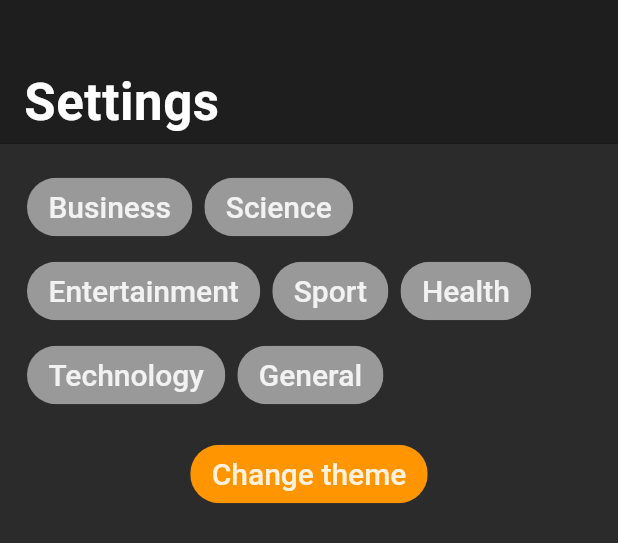
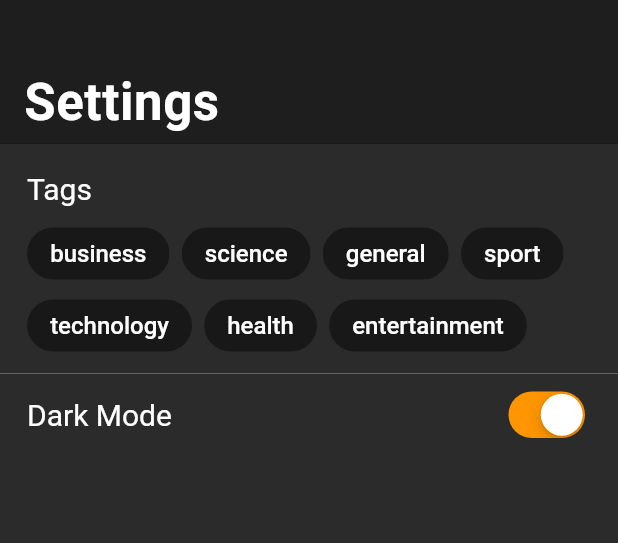
Before and after one commit to ruan65/popular_news, a Flutter app: the SettingsScreenView widget shown alone on an empty page, opened directly, on a phone screen of 412 x 824 dp. Shown: the top 543 px of the screen. Run offline on Flutter 3.47's test engine with Material 2 defaults, Android fonts, the phone set to English and light mode, and no system bars; our stand-ins replace cached_network_image, cloud_firestore, share, shared_preferences, sqflite, webview_flutter; missing offline and left inert: launch_review; accounts and stored records are empty; network calls fail; statements that could not run were skipped.

```diff
--- a/lib/models/Item_model.dart
+++ b/lib/models/Item_model.dart
@@ -41,13 +41,10 @@ class Article {
 
   Article.fromMap(map) {
     _source = {"name": map["name"]};
-    _author = "nothing";
     _title = map["title"];
-    _description = "nothing";
     _url = map["url"];
     _urlToImage = map["urlToImage"];
     _publishedAt = map["publishedAt"];
-    _content = map["content"];
   }
 
   get source => _source;
--- a/lib/screens/abstracts/abstract_mutator.dart
+++ b/lib/screens/abstracts/abstract_mutator.dart
@@ -13,6 +13,7 @@ abstract class AbstractMutator {
   }
 
   getNews() async {
+    //state.broadcaster.add(null);
     state.cashedArticles = {};
     final themes = (await provider.prefs).getStringList('themes') ?? [];
     if (themes.isNotEmpty) {
--- a/lib/screens/settings_screen_element/settings_screen_mutator.dart
+++ /dev/null
@@ -1,27 +0,0 @@
-import 'package:shared_preferences/shared_preferences.dart';
-import 'package:clean_news_ai/provider/provider.dart';
-import 'settings_screen_state.dart';
-
-class SettingsScreenMutator {
-  final SettingsScreenState state;
-  SettingsScreenMutator(this.state);
-
-  getSelectedThemes() async {
-    final themes = (await provider.prefs).getStringList("themes");
-    if(themes == null) (await provider.prefs).setStringList("themes", []);
-    state.broadcaster.add(themes ?? []);
-    return themes ?? [];
-  }
-
-  changeThemes({bool isRemove, String theme})async {
-    final List themes = (await provider.prefs).getStringList("themes");
-    if(themes == null) (await provider.prefs).setStringList("themes", []);
-    isRemove ? themes.remove(theme) : themes.add(theme);
-    themes.sort();
-    state.broadcaster.add(themes ?? []);
-    (await provider.prefs).setStringList("themes", themes);
-  }
-
-}
-
-final mutator = SettingsScreenMutator(state);
--- a/lib/screens/settings_screen_element/settings_screen_view.dart
+++ b/lib/screens/settings_screen_element/settings_screen_view.dart
@@ -1,27 +1,29 @@
 import 'package:clean_news_ai/main.dart';
 import 'package:clean_news_ai/screens/main_screen_element/main_screen_mutator.dart';
-import 'package:clean_news_ai/ui_elements/empty_box.dart';
 import 'package:flutter/cupertino.dart';
 import 'package:flutter/material.dart';
 import 'package:clean_news_ai/provider/provider.dart';
 import 'package:clean_news_ai/screens/main_screen_element/main_screen_view.dart';
-import 'settings_screen_mutator.dart';
-import 'settings_screen_state.dart';
 
-class SettingsScreenView extends StatelessWidget {
-  SettingsScreenView() {
-    mutator.getSelectedThemes();
+class SettingsScreenView extends StatefulWidget {
+  createState() => SettingsScreenState();
 }
 
-  final settingsItems = [
-    "Business",
-    "Science",
-    "Entertainment",
-    "Sport",
-    "Health",
-    "Technology",
-    "General",
+class SettingsScreenState extends State<SettingsScreenView> {
+  var settingsItems = [
+    SettingsChip("business", false),
+    SettingsChip("science", false),
+    SettingsChip("general", false),
+    SettingsChip("sport", false),
+    SettingsChip("technology", false),
+    SettingsChip("health", false),
+    SettingsChip("entertainment", false)
   ];
+
+  initState() {
+    super.initState();
+    getSelectedThemes();
+  }
 
   build(context) {
     return CupertinoTabView(builder: (context) {
@@ -29,73 +31,115 @@ class SettingsScreenView extends StatelessWidget {
         CupertinoSliverNavigationBar(
           largeTitle: const Text("Settings"),
         ),
-        StreamBuilder(
-            stream: state.selectedThemes,
-            builder: (context, snapshot) {
-              return SliverPadding(
-                padding: EdgeInsets.all(18.0),
+        SliverPadding(
+          padding: EdgeInsets.only(left: 18.0, top: 18.0, bottom: 8.0),
+          sliver: SliverToBoxAdapter(
+            child: Text("Tags",
+                style: TextStyle(
+                    fontSize: 20,
+                    color: lightTheme ? Colors.black : Colors.white)),
+          ),
+        ),
+        SliverPadding(
+          padding: EdgeInsets.only(left: 18.0),
           sliver: SliverToBoxAdapter(
             child: Wrap(
                 spacing: 8.0,
-                    runSpacing: 8.0,
-                    children: snapshot.hasData
-                        ? settingsItems.map((theme) {
+                children: settingsItems.map((item) {
                   return ActionChip(
                     padding: EdgeInsets.all(8.0),
-                              shadowColor: CupertinoColors.activeOrange,
+                    //shape: ShapeBorder.lerp(a, b, t),
+                    shadowColor: lightTheme
+                        ? CupertinoColors.activeBlue
+                        : CupertinoColors.activeOrange,
                     onPressed: () async {
-                                final themes =
-                                    await mutator.getSelectedThemes();
-                                themes.contains(theme.toLowerCase())
-                                    ? await mutator
-                                        .changeThemes(isRemove: true, theme: theme.toLowerCase())
-                                    : await mutator
-                                        .changeThemes(isRemove: false, theme: theme.toLowerCase());
+                      item.isSelected
+                          ? await changeThemes(isRemove: true, theme: item.name)
+                          : await changeThemes(
+                              isRemove: false, theme: item.name);
+                      setState(() {
+                        item.isSelected = !item.isSelected;
+                      });
                       mainMutator.getNews();
                       mainScreenView.scrollToTop();
                     },
-                              backgroundColor:
-                                  snapshot.data.contains(theme.toLowerCase())
+                    backgroundColor: item.isSelected
                         ? CupertinoColors.activeOrange
-                                      : CupertinoColors.inactiveGray,
-                              label: Text(theme),
-                              labelStyle: TextStyle(fontSize: 20),
+                        : lightTheme
+                            ? CupertinoColors.extraLightBackgroundGray
+                            : CupertinoColors.darkBackgroundGray
+                                .withOpacity(0.95),
+                    label: Text(item.name),
+                    labelStyle: TextStyle(
+                        fontSize: 16,
+                        color: lightTheme
+                            ? CupertinoColors.darkBackgroundGray
+                            : CupertinoColors.white),
                   );
-                          }).toList()
-                        : settingsItems.map((theme) {
-                            return Chip(
-                              padding: EdgeInsets.all(8.0),
-                              backgroundColor: CupertinoColors.inactiveGray,
-                              label: Text(theme),
-                              labelStyle: TextStyle(fontSize: 20),
-                            );
-                          }).toList(),
+                }).toList()),
           ),
         ),
-              );
-            }),
         SliverToBoxAdapter(
-          child: Padding(
+          child: Divider(
+              color: lightTheme
+                  ? CupertinoColors.lightBackgroundGray
+                  : CupertinoColors.inactiveGray.withOpacity(0.5)),
+        ),
+        SliverPadding(
           padding: EdgeInsets.symmetric(horizontal: 18.0),
-            child: ActionChip(
-              padding: EdgeInsets.all(8.0),
-              backgroundColor: CupertinoColors.activeOrange,
-              shadowColor: CupertinoColors.activeOrange,
-              label: Text("Change theme"),
-              labelStyle: TextStyle(fontSize: 20),
-              onPressed: () async {
+          sliver: SliverToBoxAdapter(
+              child: Row(
+            children: [
+              Expanded(
+                child: Text("Dark Mode",
+                    style: TextStyle(
+                        fontSize: 20,
+                        color: lightTheme ? Colors.black : Colors.white)),
+              ),
+              CupertinoSwitch(
+                  activeColor: CupertinoColors.activeOrange,
+                  value: !lightTheme,
+                  onChanged: (value) async {
                     (await provider.prefs).setBool("t", !lightTheme);
+                    setState(() {});
                     newsAppState.setState(() {
                       lightTheme = !lightTheme;
                     });
-              },
+                  }),
+            ],
+          )),
         ),
-          ),
-        ),
-        emptyBox
       ]);
     });
   }
+
+  getSelectedThemes() async {
+    final List<String> themes = (await provider.prefs).getStringList("themes");
+    if (themes == null) (await provider.prefs).setStringList("themes", []);
+    settingsItems.forEach((item) {
+      themes.contains(item.name)
+          ? setState(() {
+              item.isSelected = true;
+            })
+          : setState(() {
+              item.isSelected = false;
+            });
+    });
+  }
+
+  changeThemes({bool isRemove, String theme}) async {
+    final List themes = (await provider.prefs).getStringList("themes");
+    if (themes == null) (await provider.prefs).setStringList("themes", []);
+    isRemove ? themes.remove(theme) : themes.add(theme);
+    themes.sort();
+    (await provider.prefs).setStringList("themes", themes);
+  }
+}
+
+class SettingsChip {
+  bool isSelected;
+  String name;
+  SettingsChip(this.name, this.isSelected);
 }
 
 final settingsScreenView = SettingsScreenView();
--- a/pubspec.yaml
+++ b/pubspec.yaml
@@ -25,6 +25,7 @@ dependencies:
   launch_review: ^1.0.1
   cloud_firestore: ^0.9.7
   webview_flutter: ^0.3.5
+  sqflite: ^1.1.3
 
 dev_dependencies:
   flutter_test:
```
Also changed, not shown: lib/provider/keys.dart (deleted, +0 -7 lines), lib/provider/provider.dart (+41 -7 lines), lib/screens/abstracts/abstract_view.dart (+7 -6 lines), lib/screens/settings_screen_element/settings_screen_state.dart (deleted, +0 -12 lines), lib/ui_elements/list_element/list_item_view.dart (+14 -26 lines), pubspec.lock, 2 other files. Lines whose indentation alone changed are shown as unchanged.
